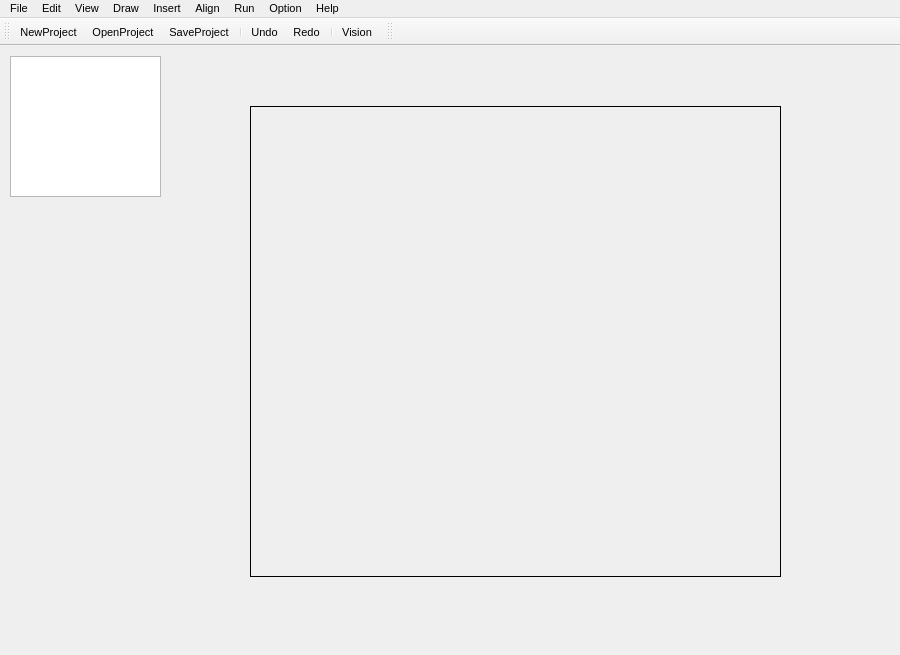
Before: the Qt Designer form QT_Mark/QT_Mark.ui in philoasd/QT_Mark_test, drawn with Qt 5.
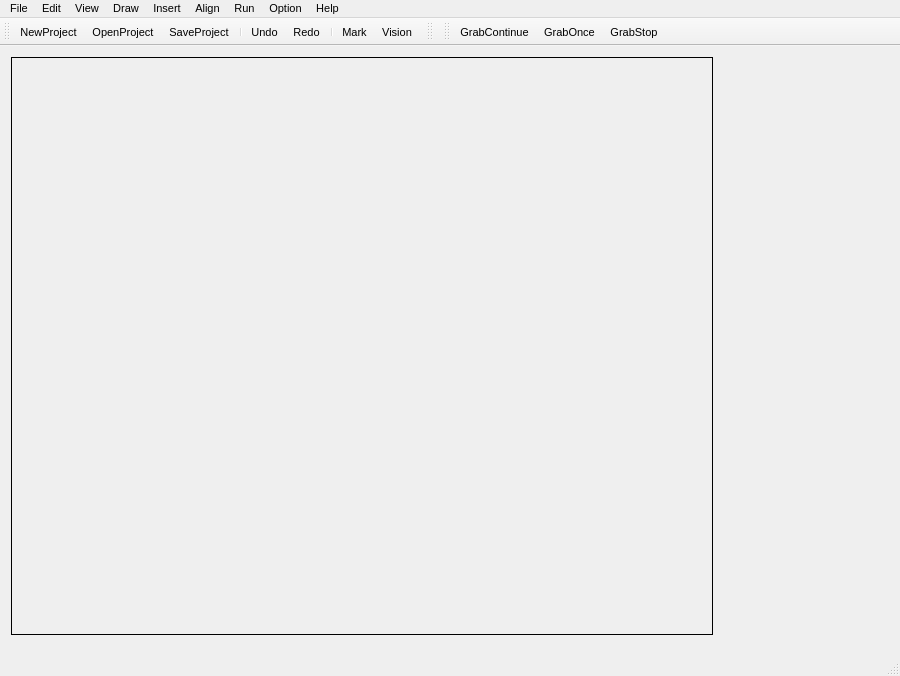
After: the same form once the commit is applied. Icons and pictures are not drawn.

Commit message: #添加了工具栏和状态栏，将Vision功能放到另一个界面中实现

The edit to the form file:
```diff
--- a/QT_Mark/QT_Mark.ui
+++ b/QT_Mark/QT_Mark.ui
@@ -7,7 +7,7 @@
     <x>0</x>
     <y>0</y>
     <width>900</width>
-    <height>655</height>
+    <height>673</height>
    </rect>
   </property>
   <property name="minimumSize">
@@ -37,35 +37,49 @@
      <height>600</height>
     </size>
    </property>
-   <widget class="QGraphicsView" name="graphicsView">
-    <property name="geometry">
-     <rect>
-      <x>10</x>
-      <y>10</y>
-      <width>151</width>
-      <height>141</height>
-     </rect>
-    </property>
-   </widget>
-   <widget class="QLabel" name="label_ShowImage">
-    <property name="geometry">
-     <rect>
-      <x>250</x>
-      <y>60</y>
-      <width>531</width>
-      <height>471</height>
-     </rect>
-    </property>
-    <property name="frameShape">
-     <enum>QFrame::Box</enum>
-    </property>
-    <property name="text">
-     <string/>
-    </property>
-    <property name="textFormat">
-     <enum>Qt::AutoText</enum>
-    </property>
-   </widget>
+   <layout class="QHBoxLayout" name="horizontalLayout_2">
+    <item>
+     <layout class="QHBoxLayout" name="horizontalLayout" stretch="8,2">
+      <property name="spacing">
+       <number>0</number>
+      </property>
+      <item>
+       <widget class="QStackedWidget" name="stackedWidget">
+        <property name="frameShape">
+         <enum>QFrame::Box</enum>
+        </property>
+        <property name="currentIndex">
+         <number>1</number>
+        </property>
+        <widget class="QWidget" name="page">
+         <layout class="QHBoxLayout" name="horizontalLayout_4">
+          <item>
+           <widget class="QTableWidget" name="tableWidget_DrawShape"/>
+          </item>
+         </layout>
+        </widget>
+        <widget class="QWidget" name="page_2">
+         <layout class="QHBoxLayout" name="horizontalLayout_3">
+          <item>
+           <widget class="QLabel" name="label_ShowImage">
+            <property name="text">
+             <string/>
+            </property>
+            <property name="alignment">
+             <set>Qt::AlignCenter</set>
+            </property>
+           </widget>
+          </item>
+         </layout>
+        </widget>
+       </widget>
+      </item>
+      <item>
+       <layout class="QVBoxLayout" name="verticalLayout"/>
+      </item>
+     </layout>
+    </item>
+   </layout>
   </widget>
   <widget class="QMenuBar" name="menuBar">
    <property name="geometry">
@@ -157,6 +171,7 @@
    <addaction name="actionUndo"/>
    <addaction name="actionRedo"/>
    <addaction name="separator"/>
+   <addaction name="actionMark"/>
    <addaction name="actionVision"/>
   </widget>
   <widget class="QToolBar" name="toolBar_Shape">
@@ -179,6 +194,30 @@
     <bool>false</bool>
    </attribute>
   </widget>
+  <widget class="QStatusBar" name="statusBar">
+   <property name="font">
+    <font>
+     <pointsize>16</pointsize>
+    </font>
+   </property>
+   <property name="layoutDirection">
+    <enum>Qt::LeftToRight</enum>
+   </property>
+  </widget>
+  <widget class="QToolBar" name="toolBar_Vision">
+   <property name="windowTitle">
+    <string>toolBar_2</string>
+   </property>
+   <attribute name="toolBarArea">
+    <enum>TopToolBarArea</enum>
+   </attribute>
+   <attribute name="toolBarBreak">
+    <bool>false</bool>
+   </attribute>
+   <addaction name="actionGrabContinue"/>
+   <addaction name="actionGrabOnce"/>
+   <addaction name="actionGrabStop"/>
+  </widget>
   <action name="actionNew">
    <property name="text">
     <string>New</string>
@@ -276,6 +315,54 @@
     <string>Open vision view</string>
    </property>
   </action>
+  <action name="actionMark">
+   <property name="icon">
+    <iconset resource="QT_Mark.qrc">
+     <normaloff>:/icon/icon/Laser.ico</normaloff>:/icon/icon/Laser.ico</iconset>
+   </property>
+   <property name="text">
+    <string>Mark</string>
+   </property>
+   <property name="toolTip">
+    <string>Go to Mark View</string>
+   </property>
+  </action>
+  <action name="actionGrabOnce">
+   <property name="icon">
+    <iconset resource="QT_Mark.qrc">
+     <normaloff>:/icon/icon/grab_once.ico</normaloff>:/icon/icon/grab_once.ico</iconset>
+   </property>
+   <property name="text">
+    <string>GrabOnce</string>
+   </property>
+   <property name="toolTip">
+    <string>Grab One Picture</string>
+   </property>
+  </action>
+  <action name="actionGrabStop">
+   <property name="icon">
+    <iconset resource="QT_Mark.qrc">
+     <normaloff>:/icon/icon/grab_stop.ico</normaloff>:/icon/icon/grab_stop.ico</iconset>
+   </property>
+   <property name="text">
+    <string>GrabStop</string>
+   </property>
+   <property name="toolTip">
+    <string>Stop Grab</string>
+   </property>
+  </action>
+  <action name="actionGrabContinue">
+   <property name="icon">
+    <iconset resource="QT_Mark.qrc">
+     <normaloff>:/icon/icon/grab_continue.ico</normaloff>:/icon/icon/grab_continue.ico</iconset>
+   </property>
+   <property name="text">
+    <string>GrabContinue</string>
+   </property>
+   <property name="toolTip">
+    <string>Continue grab the image</string>
+   </property>
+  </action>
  </widget>
  <layoutdefault spacing="6" margin="11"/>
  <resources>
```
The commit also changes 8 other files.
